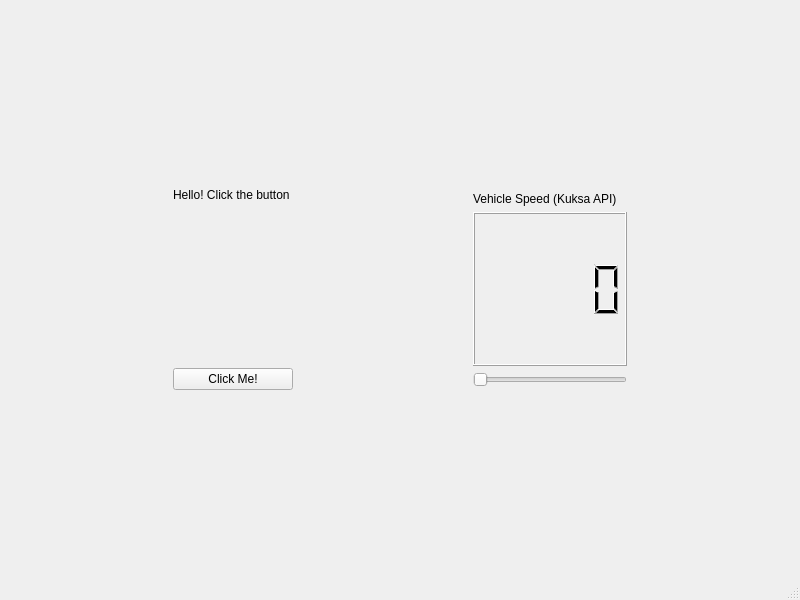
Above: Main.ui from suchinton/AGL_Quiz_Application before the change. Below: the same form after it.
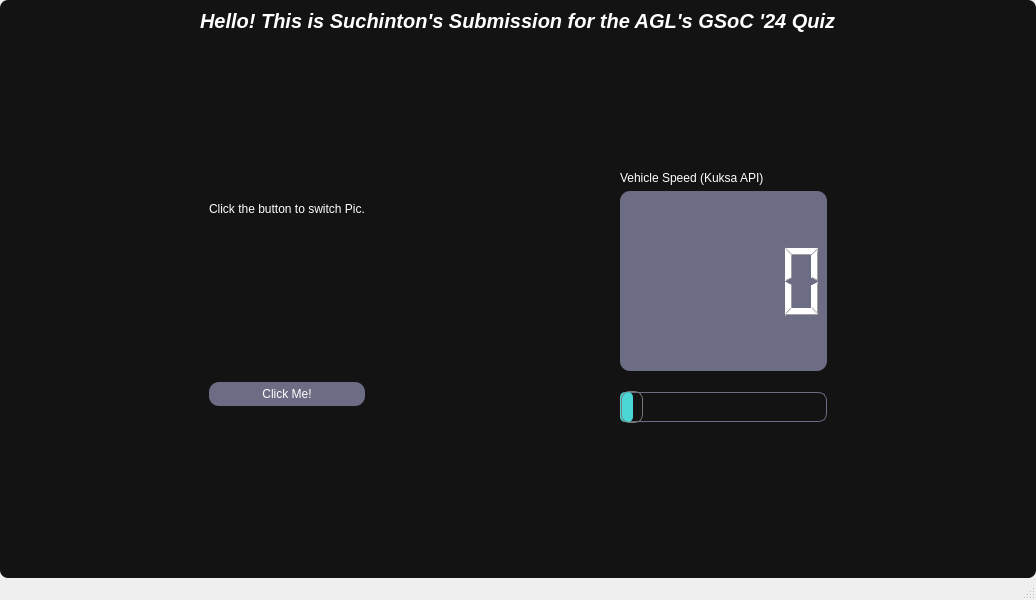
That is the form after the change. Icons and pictures are not drawn.

Commit message: Update App theme and default Kuksa Config

Diff of the .ui file:
```diff
--- a/Main.ui
+++ b/Main.ui
@@ -6,7 +6,7 @@
    <rect>
     <x>0</x>
     <y>0</y>
-    <width>800</width>
+    <width>1036</width>
     <height>600</height>
    </rect>
   </property>
@@ -14,9 +14,90 @@
    <string>MainWindow</string>
   </property>
   <widget class="QWidget" name="centralwidget">
-   <layout class="QHBoxLayout" name="horizontalLayout">
-    <item>
-     <spacer name="horizontalSpacer_2">
+   <property name="styleSheet">
+    <string notr="true">*{
+	border: none;
+	border-radius: 8px;
+	background-color: transparent;
+	background: none;
+	padding: 0;
+	margin: 0;
+	color: #fff;
+}
+
+#centralwidget{
+	background-color: #131313 ; /* black */
+}
+
+QPushButton{
+	background-color: #6C6C85 ; /* pastel purple */
+	text-align: center;
+	padding: 5px 5px;
+	border-radius: 10px;
+}
+
+*{
+	border: none;
+	background-color: transparent;
+	background: none; 
+	padding: 0;
+	margin: 0;
+	color: #fff;
+}
+
+#scrollAreaWidgetContents{
+	background-color: #131313 ; /* black */
+}
+
+#centralwidget{
+	background-color: #131313 ; /* black */
+}
+
+QPushButton{
+	background-color: #6C6C85 ; /* pastel purple */
+	padding: 5px 10px;
+	border-radius: 10px;
+}
+
+QPushButton:pressed {
+    background-color: #4BD7D6 ; /* light blue */
+}
+
+QSlider::groove:horizontal {
+    background-color: #131313 ; /* black */
+    border: 1px solid #6C6C85 ; /* pastel purple */
+    height: 28px;
+    border-radius: 8px;
+}
+
+QSlider::sub-page:horizontal {
+    background-color: #4BD7D6 ; /* light blue */
+    height: 28px;
+    border-radius: 5px;
+}
+
+QSlider::handle:horizontal {
+    background: qlineargradient(x1:0, y1:0, x2:1, y2:1,
+        stop:0 #eee, stop:1 #ccc);
+    border: 1px solid #777;
+    width: 20px;
+    margin-top: -2px;
+    margin-bottom: -2px;
+    border-radius: 8px;
+}
+
+QLCDNumber {
+	background: #6C6C85 ; /* pastel purple */
+	border-radius: 10px;
+}
+
+#ProfilePic{
+	border-radius: 30px;
+}</string>
+   </property>
+   <layout class="QGridLayout" name="gridLayout">
+    <item row="1" column="4">
+     <spacer name="horizontalSpacer_3">
       <property name="orientation">
        <enum>Qt::Horizontal</enum>
       </property>
@@ -31,7 +112,85 @@
       </property>
      </spacer>
     </item>
-    <item>
+    <item row="1" column="2">
+     <spacer name="horizontalSpacer">
+      <property name="orientation">
+       <enum>Qt::Horizontal</enum>
+      </property>
+      <property name="sizeType">
+       <enum>QSizePolicy::Expanding</enum>
+      </property>
+      <property name="sizeHint" stdset="0">
+       <size>
+        <width>40</width>
+        <height>20</height>
+       </size>
+      </property>
+     </spacer>
+    </item>
+    <item row="1" column="3">
+     <widget class="QWidget" name="widget_2" native="true">
+      <layout class="QVBoxLayout" name="verticalLayout_2">
+       <item>
+        <spacer name="verticalSpacer_3">
+         <property name="orientation">
+          <enum>Qt::Vertical</enum>
+         </property>
+         <property name="sizeHint" stdset="0">
+          <size>
+           <width>20</width>
+           <height>40</height>
+          </size>
+         </property>
+        </spacer>
+       </item>
+       <item alignment="Qt::AlignTop">
+        <widget class="QLabel" name="label_2">
+         <property name="text">
+          <string>Vehicle Speed (Kuksa API)</string>
+         </property>
+        </widget>
+       </item>
+       <item alignment="Qt::AlignTop">
+        <widget class="QLCDNumber" name="lcdNumber">
+         <property name="minimumSize">
+          <size>
+           <width>154</width>
+           <height>180</height>
+          </size>
+         </property>
+        </widget>
+       </item>
+       <item>
+        <widget class="QSlider" name="SpeedSlider">
+         <property name="minimumSize">
+          <size>
+           <width>0</width>
+           <height>60</height>
+          </size>
+         </property>
+         <property name="orientation">
+          <enum>Qt::Horizontal</enum>
+         </property>
+        </widget>
+       </item>
+       <item>
+        <spacer name="verticalSpacer_4">
+         <property name="orientation">
+          <enum>Qt::Vertical</enum>
+         </property>
+         <property name="sizeHint" stdset="0">
+          <size>
+           <width>20</width>
+           <height>40</height>
+          </size>
+         </property>
+        </spacer>
+       </item>
+      </layout>
+     </widget>
+    </item>
+    <item row="1" column="1">
      <widget class="QWidget" name="widget" native="true">
       <layout class="QVBoxLayout" name="verticalLayout">
        <item>
@@ -50,7 +209,7 @@
        <item alignment="Qt::AlignLeft|Qt::AlignTop">
         <widget class="QLabel" name="label">
          <property name="text">
-          <string>Hello! Click the button </string>
+          <string>Click the button to switch Pic.</string>
          </property>
         </widget>
        </item>
@@ -108,8 +267,8 @@
       </layout>
      </widget>
     </item>
-    <item>
-     <spacer name="horizontalSpacer">
+    <item row="1" column="0">
+     <spacer name="horizontalSpacer_2">
       <property name="orientation">
        <enum>Qt::Horizontal</enum>
       </property>
@@ -124,78 +283,20 @@
       </property>
      </spacer>
     </item>
-    <item>
-     <widget class="QWidget" name="widget_2" native="true">
-      <layout class="QVBoxLayout" name="verticalLayout_2">
-       <item>
-        <spacer name="verticalSpacer_3">
-         <property name="orientation">
-          <enum>Qt::Vertical</enum>
-         </property>
-         <property name="sizeHint" stdset="0">
-          <size>
-           <width>20</width>
-           <height>40</height>
-          </size>
-         </property>
-        </spacer>
-       </item>
-       <item alignment="Qt::AlignTop">
-        <widget class="QLabel" name="label_2">
-         <property name="text">
-          <string>Vehicle Speed (Kuksa API)</string>
-         </property>
-        </widget>
-       </item>
-       <item alignment="Qt::AlignTop">
-        <widget class="QLCDNumber" name="lcdNumber">
-         <property name="minimumSize">
-          <size>
-           <width>154</width>
-           <height>154</height>
-          </size>
-         </property>
-        </widget>
-       </item>
-       <item>
-        <widget class="QSlider" name="SpeedSlider">
-         <property name="orientation">
-          <enum>Qt::Horizontal</enum>
-         </property>
-        </widget>
-       </item>
-       <item>
-        <spacer name="verticalSpacer_4">
-         <property name="orientation">
-          <enum>Qt::Vertical</enum>
-         </property>
-         <property name="sizeHint" stdset="0">
-          <size>
-           <width>20</width>
-           <height>40</height>
-          </size>
-         </property>
-        </spacer>
-       </item>
-      </layout>
+    <item row="0" column="1" colspan="3" alignment="Qt::AlignHCenter">
+     <widget class="QLabel" name="label_3">
+      <property name="font">
+       <font>
+        <pointsize>15</pointsize>
+        <italic>true</italic>
+        <bold>true</bold>
+       </font>
+      </property>
+      <property name="text">
+       <string>Hello! This is Suchinton's Submission for the AGL's GSoC '24 Quiz</string>
+      </property>
      </widget>
     </item>
-    <item>
-     <spacer name="horizontalSpacer_3">
-      <property name="orientation">
-       <enum>Qt::Horizontal</enum>
-      </property>
-      <property name="sizeType">
-       <enum>QSizePolicy::Expanding</enum>
-      </property>
-      <property name="sizeHint" stdset="0">
-       <size>
-        <width>40</width>
-        <height>20</height>
-       </size>
-      </property>
-     </spacer>
-    </item>
    </layout>
   </widget>
   <widget class="QStatusBar" name="statusbar"/>
```
Left out of the diff: 2 changed lines with no effect on the pictures. The commit also changes 1 other file.
